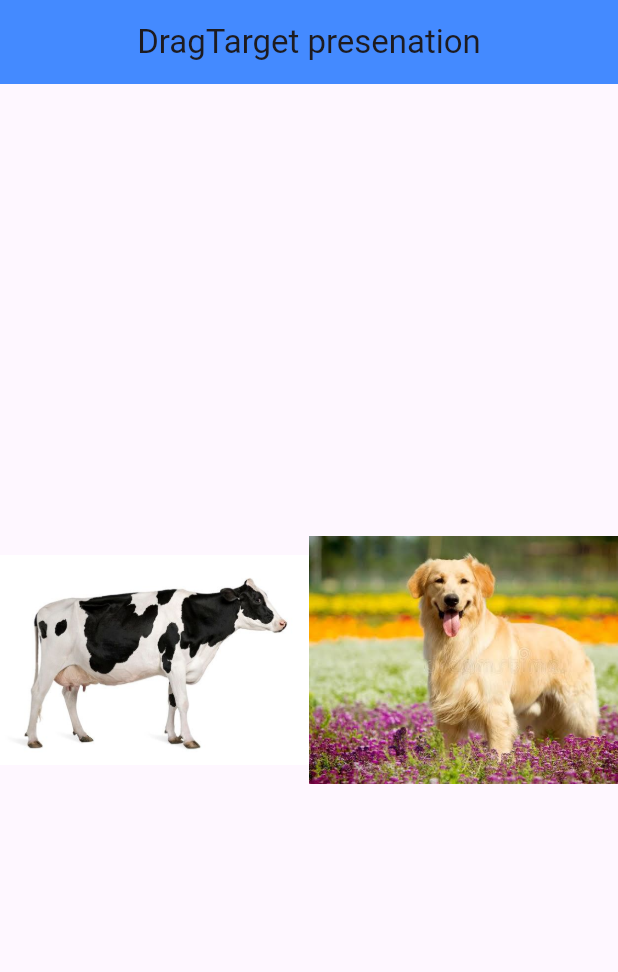
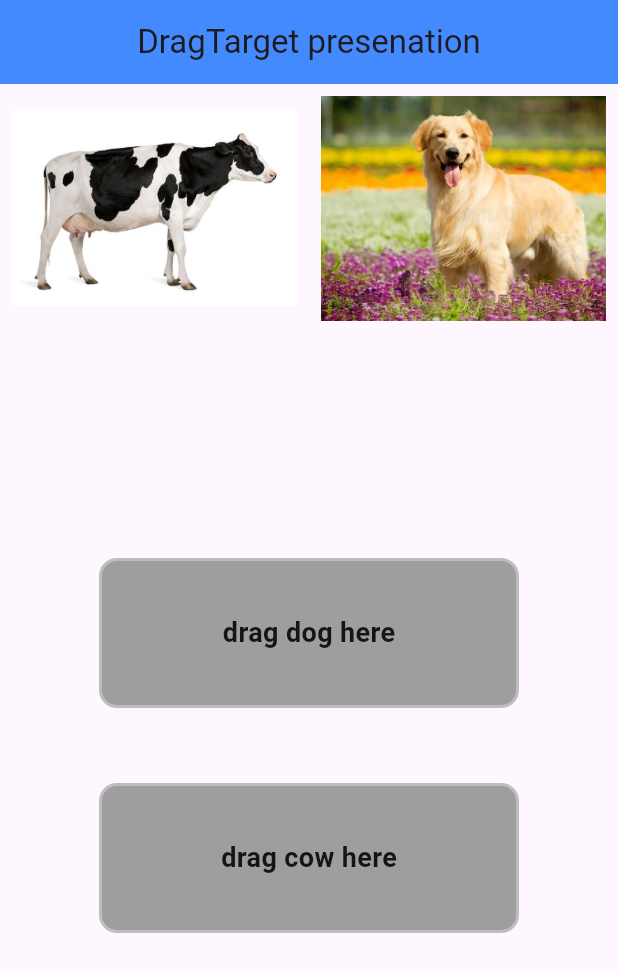
Before and after one commit to inezakevin23/drag_target, a Flutter app: the screen it shows after launch, on a phone screen of 412 x 824 dp. Shown: the top 972 px of the screen. Run offline on Flutter 3.47's test engine with Material 3 defaults, Android fonts, the phone set to English and light mode, and no system bars.

Commit message:
created basic structure well before wrapping in draggable and drag target widget

```diff
--- a/lib/drag_target/drag_target.dart
+++ b/lib/drag_target/drag_target.dart
@@ -16,10 +16,18 @@
         backgroundColor: Colors.blueAccent,
         centerTitle: true,
       ),
-      body: Row(
+      body: SingleChildScrollView(
+        child: Column(
+          mainAxisAlignment: MainAxisAlignment.center,
           children: [
+            // animal choice row
+            Row(
+              children: [
+                // cow draggable item
                 Expanded(
                   child: Container(
+                    margin: const EdgeInsets.all(8),
+                    height: 150,
                     decoration: BoxDecoration(
                       image: DecorationImage(
                         image: AssetImage('assets/cow.jpg'),
@@ -28,8 +36,11 @@
                     ),
                   ),
                 ),
+                // dog draggable item
                 Expanded(
                   child: Container(
+                    margin: const EdgeInsets.all(8),
+                    height: 150,
                     decoration: BoxDecoration(
                       image: DecorationImage(
                         image: AssetImage('assets/dog.jpg'),
@@ -40,6 +51,54 @@
                 ),
               ],
             ),
+            const SizedBox(height: 150),
+            // dropping zone
+            Column(
+              children: [
+                Container(
+                  width: 280,
+                  height: 100,
+                  decoration: BoxDecoration(
+                    color: Colors.grey,
+                    border: Border.all(color: Colors.grey.shade400, width: 2),
+                    borderRadius: BorderRadius.circular(12),
+                  ),
+                  child: Center(
+                    child: Text(
+                      'drag dog here',
+                      style: const TextStyle(
+                        fontSize: 18,
+                        fontWeight: FontWeight.bold,
+                        color: Colors.black87,
+                      ),
+                    ),
+                  ),
+                ),
+                const SizedBox(height: 50),
+                Container(
+                  width: 280,
+                  height: 100,
+                  decoration: BoxDecoration(
+                    color: Colors.grey,
+                    border: Border.all(color: Colors.grey.shade400, width: 2),
+                    borderRadius: BorderRadius.circular(12),
+                  ),
+                  child: Center(
+                    child: Text(
+                      'drag cow here',
+                      style: const TextStyle(
+                        fontSize: 18,
+                        fontWeight: FontWeight.bold,
+                        color: Colors.black87,
+                      ),
+                    ),
+                  ),
+                ),
+              ],
+            ),
+          ],
+        ),
+      ),
     );
   }
 }
```
Lines whose indentation alone changed are shown as unchanged.
